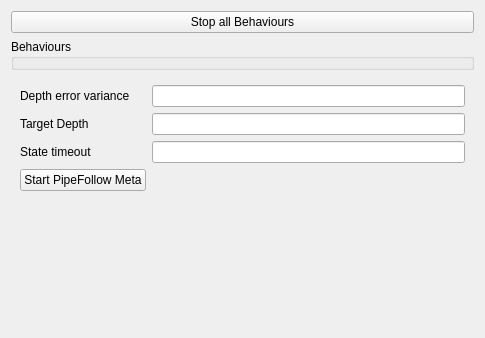
First picture: the form in Hanse/MetaBehaviour/metabehaviourform.ui, repository iti-luebeck/HANSE2011, before the edit.
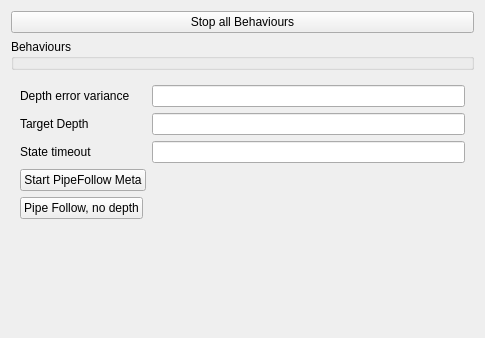
Second picture: the form after the edit.

```diff
--- a/Hanse/MetaBehaviour/metabehaviourform.ui
+++ b/Hanse/MetaBehaviour/metabehaviourform.ui
@@ -82,6 +82,13 @@
         </property>
        </widget>
       </item>
+      <item row="4" column="0">
+       <widget class="QPushButton" name="pipeFollowNoDepthButton">
+        <property name="text">
+         <string>Pipe Follow, no depth</string>
+        </property>
+       </widget>
+      </item>
      </layout>
     </widget>
    </item>
```
